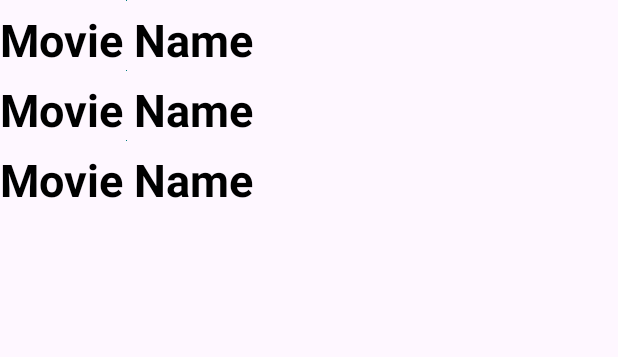
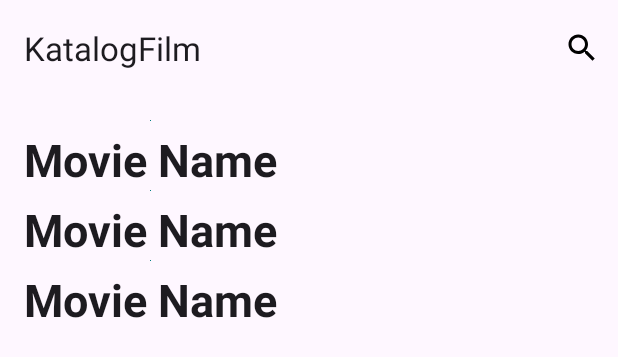
Before and after one commit to aishaatiko/KatalogFilm, an Android app: the layout activity_main.xml on its own in the app's theme, with its tools: preview values and no code run, on a phone screen of 412 x 824 dp. Shown: the top 357 px of the screen. Run offline under Robolectric (Android 15) with nearby library versions, the phone set to English and light mode, and no system bars.

Commit message:
Add AppBar and Search Movie

```diff
--- a/app/src/main/java/com/alicea/katalogfilm/MovieAdapter.kt
+++ b/app/src/main/java/com/alicea/katalogfilm/MovieAdapter.kt
@@ -35,6 +35,8 @@ class MovieAdapter : RecyclerView.Adapter<MovieAdapter.ViewHolder>() {
         Glide.with(holder.itemView)
             .load("https://image.tmdb.org/t/p/w500"+movieList[position].poster_path)
             .into(holder.binding.movieImage)
-        holder.binding.movieName.text = movieList[position].title
+        val date: List<String> = movieList[position].release_date.split("-")
+        val title = movieList[position].title + " (" + date[0] + ")"
+        holder.binding.movieName.text = title
     }
 }
--- a/app/src/main/java/com/alicea/katalogfilm/RetrofitInstance.kt
+++ b/app/src/main/java/com/alicea/katalogfilm/RetrofitInstance.kt
@@ -6,7 +6,7 @@ import retrofit2.converter.gson.GsonConverterFactory
 object RetrofitInstance {
     val api : MovieApi by lazy {
         Retrofit.Builder()
-            .baseUrl("https://api.themoviedb.org/3/movie/")
+            .baseUrl("https://api.themoviedb.org/3/")
             .addConverterFactory(GsonConverterFactory.create())
             .build()
             .create(MovieApi::class.java)
--- /dev/null
+++ b/app/src/main/res/drawable/baseline_search_24.xml
@@ -0,0 +1,5 @@
+<vector android:height="24dp" android:tint="#000000"
+    android:viewportHeight="24" android:viewportWidth="24"
+    android:width="24dp" xmlns:android="http://schemas.android.com/apk/res/android">
+    <path android:fillColor="@android:color/white" android:pathData="M15.5,14h-0.79l-0.28,-0.27C15.41,12.59 16,11.11 16,9.5 16,5.91 13.09,3 9.5,3S3,5.91 3,9.5 5.91,16 9.5,16c1.61,0 3.09,-0.59 4.23,-1.57l0.27,0.28v0.79l5,4.99L20.49,19l-4.99,-5zM9.5,14C7.01,14 5,11.99 5,9.5S7.01,5 9.5,5 14,7.01 14,9.5 11.99,14 9.5,14z"/>
+</vector>
--- a/app/src/main/res/layout/activity_main.xml
+++ b/app/src/main/res/layout/activity_main.xml
@@ -1,19 +1,36 @@
 <?xml version="1.0" encoding="utf-8"?>
-<androidx.constraintlayout.widget.ConstraintLayout xmlns:android="http://schemas.android.com/apk/res/android"
+<androidx.coordinatorlayout.widget.CoordinatorLayout xmlns:android="http://schemas.android.com/apk/res/android"
     xmlns:app="http://schemas.android.com/apk/res-auto"
     xmlns:tools="http://schemas.android.com/tools"
     android:layout_width="match_parent"
     android:layout_height="match_parent"
     tools:context=".MainActivity">
+    <com.google.android.material.appbar.AppBarLayout
+        android:layout_width="match_parent"
+        android:layout_height="wrap_content">
 
-    <androidx.recyclerview.widget.RecyclerView
-        android:id="@+id/rv_movies"
+        <com.google.android.material.appbar.MaterialToolbar
+            android:id="@+id/topAppBar"
+            android:layout_width="match_parent"
+            android:layout_height="?attr/actionBarSize"
+            app:menu="@menu/option_menu"
+            app:title="@string/app_name" />
+
+    </com.google.android.material.appbar.AppBarLayout>
+
+
+    <androidx.core.widget.NestedScrollView
         android:layout_width="match_parent"
         android:layout_height="match_parent"
-        app:layout_constraintStart_toStartOf="parent"
-        app:layout_constraintEnd_toEndOf="parent"
-        app:layout_constraintTop_toTopOf="parent"
-        app:layout_constraintBaseline_toBottomOf="parent"
-        tools:listitem="@layout/movie_layout"/>
+        android:padding="16dp"
+        app:layout_behavior="@string/appbar_scrolling_view_behavior">
 
-</androidx.constraintlayout.widget.ConstraintLayout>
+        <androidx.recyclerview.widget.RecyclerView
+            android:id="@+id/rv_movies"
+            android:layout_width="match_parent"
+            android:layout_height="match_parent"
+            tools:listitem="@layout/movie_layout"/>
+
+    </androidx.core.widget.NestedScrollView>
+
+</androidx.coordinatorlayout.widget.CoordinatorLayout>
--- a/app/src/main/res/layout/movie_layout.xml
+++ b/app/src/main/res/layout/movie_layout.xml
@@ -24,7 +24,7 @@
         android:textSize="30sp"
         android:text="@string/movie_name"
         android:textAlignment="center"
-        android:textColor="@color/black"
+        android:textColor = "?android:textColorPrimary"
         android:textStyle="bold"
         android:layout_marginTop="5dp"/>
 
--- /dev/null
+++ b/app/src/main/res/menu/option_menu.xml
@@ -0,0 +1,14 @@
+<?xml version="1.0" encoding="utf-8"?>
+<menu xmlns:android="http://schemas.android.com/apk/res/android"
+    xmlns:app="http://schemas.android.com/apk/res-auto">
+
+    <group android:menuCategory="container">
+        <item
+            android:id="@+id/searchMenu"
+            android:icon="@drawable/baseline_search_24"
+            android:title="@string/search"
+            app:showAsAction="ifRoom"/>
+
+    </group>
+
+</menu>
--- a/app/src/main/res/values/strings.xml
+++ b/app/src/main/res/values/strings.xml
@@ -1,4 +1,6 @@
 <resources>
     <string name="app_name">KatalogFilm</string>
     <string name="movie_name">Movie Name</string>
+    <string name="search">Pencarian</string>
+    <string name="searchbar_hint">Masukkan kata</string>
 </resources>
--- a/build.gradle.kts
+++ b/build.gradle.kts
@@ -1,5 +1,6 @@
 // Top-level build file where you can add configuration options common to all sub-projects/modules.
 plugins {
     id("com.android.application") version "8.1.0" apply false
-    id("org.jetbrains.kotlin.android") version "1.8.0" apply false
+    id ("com.android.library") version "8.1.0" apply false
+    id("org.jetbrains.kotlin.android") version "1.8.20" apply false
 }
```
Also changed, not shown: app/src/main/AndroidManifest.xml (+6 -1 lines), app/src/main/java/com/alicea/katalogfilm/MainActivity.kt (+12 -0 lines), app/src/main/java/com/alicea/katalogfilm/MovieApi.kt (+7 -1 lines), app/src/main/java/com/alicea/katalogfilm/MovieViewModel.kt (+20 -1 lines), app/src/main/java/com/alicea/katalogfilm/SearchActivity.kt (added, +49 -0 lines), app/src/main/res/layout/activity_search.xml (added, +46 -0 lines).
